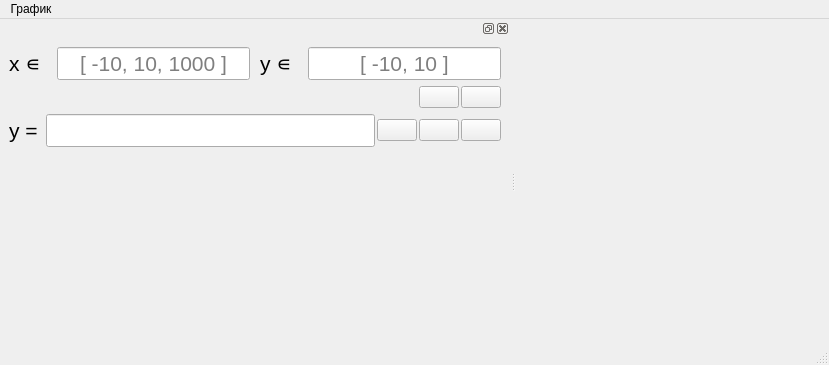
Qt form ui/graph.ui (d-code000/BitGraph) before a commit.
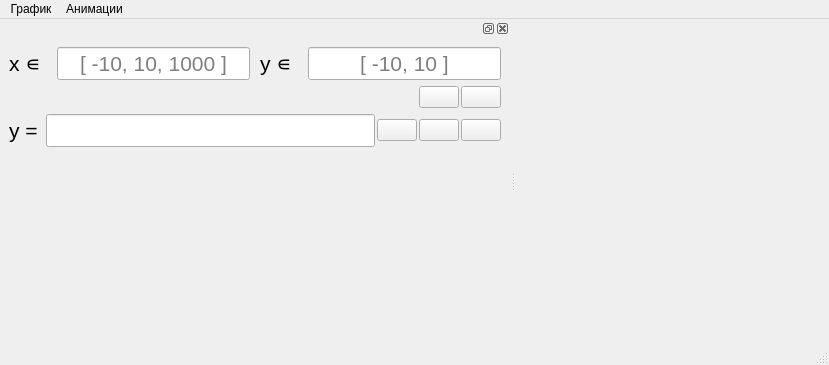
The same form after that commit. Icons and pictures are not drawn.

Commit message: Add fun animation

```diff
--- a/ui/graph.ui
+++ b/ui/graph.ui
@@ -42,7 +42,14 @@
     <addaction name="showHideAction"/>
     <addaction name="clearAction"/>
    </widget>
+   <widget class="QMenu" name="animationMenu">
+    <property name="title">
+     <string>Анимации</string>
+    </property>
+    <addaction name="sinAction"/>
+   </widget>
    <addaction name="graphMenu"/>
+   <addaction name="animationMenu"/>
   </widget>
   <widget class="QStatusBar" name="statusbar"/>
   <widget class="QDockWidget" name="dockWidget">
```
Left out of the diff: 5 changed lines with no effect on the pictures. The commit also changes 1 other file.
